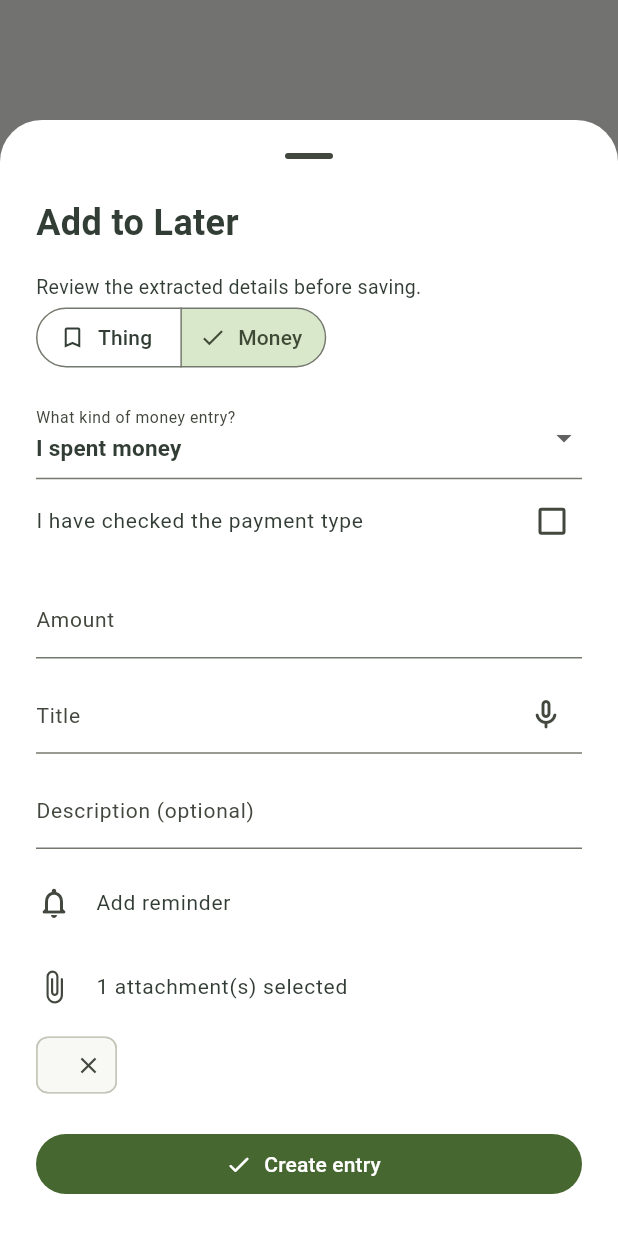
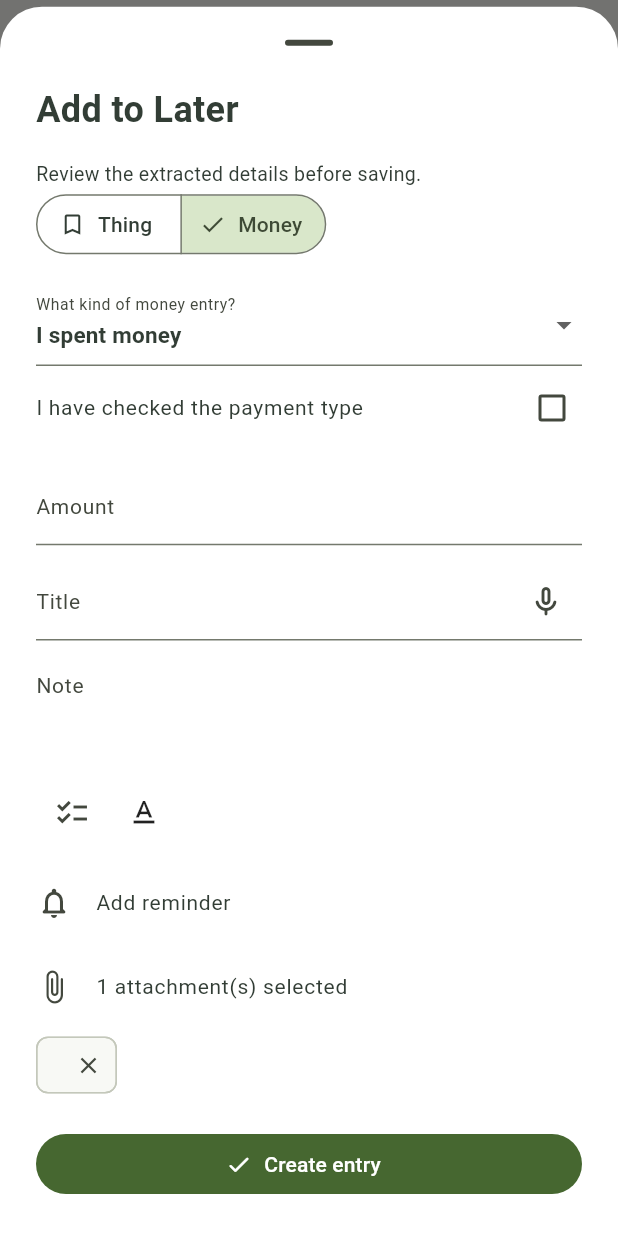
Before and after one commit to nani-samireddy/later, a Flutter app: what showAddEntrySheet() shows on an empty page, opened directly with empty values, on a phone screen of 412 x 824 dp. Run offline on Flutter 3.47's test engine with Material 3 defaults, Android fonts, the phone set to English and light mode, and no system bars; our stand-ins replace drift, drift_flutter, file_picker, flutter_local_notifications, flutter_timezone, image_picker and 2 more; missing offline and left inert: flutter_gemma, google_mlkit_text_recognition, receive_sharing_intent, record, sherpa_onnx; accounts and stored records are empty; generated files the repository leaves out were written again; Roboto replaces fonts that are missing (Arial).

Commit message:
feat(note-body-editor): enhance checklist functionality and integrate into various screens

```diff
--- a/lib/features/ai/presentation/local_ai_screen.dart
+++ b/lib/features/ai/presentation/local_ai_screen.dart
@@ -1,3 +1,5 @@
+import '../../../core/widgets/note_body_editor.dart';
+
 import 'package:flutter/material.dart';
 
 import '../../../core/ai/local_ai_service.dart';
@@ -156,11 +158,7 @@ class _LocalAiReviewState extends State<LocalAiReview> {
             keyboardType: const TextInputType.numberWithOptions(decimal: true),
             decoration: const InputDecoration(labelText: 'Amount'),
           ),
-          TextField(
-            controller: description,
-            maxLength: 1000,
-            decoration: const InputDecoration(labelText: 'Description'),
-          ),
+          NoteBodyEditor(controller: description, enabled: true, compact: true),
           if (error != null) Text(error!),
           FilledButton(
             onPressed: () {
--- a/lib/features/capture/presentation/add_entry_sheet.dart
+++ b/lib/features/capture/presentation/add_entry_sheet.dart
@@ -201,18 +201,11 @@ Future<void> showAddEntrySheet(
                   ),
                 ),
                 const SizedBox(height: 12),
-                if (kind == 'thing')
-                  NoteBodyEditor(controller: description, enabled: !saving)
-                else
-                  TextField(
-                    controller: description,
-                    enabled: !saving,
-                    minLines: 1,
-                    maxLines: 3,
-                    decoration: const InputDecoration(
-                      labelText: 'Description (optional)',
-                    ),
-                  ),
+                NoteBodyEditor(
+                  controller: description,
+                  enabled: !saving,
+                  compact: true,
+                ),
                 AnimatedBuilder(
                   animation: LocalAiService.instance,
                   builder: (context, _) =>
```
Also changed, not shown: lib/core/widgets/note_body_editor.dart (+30 -0 lines), lib/features/camera/presentation/camera_capture_dialog.dart (+4 -6 lines), lib/features/money/presentation/dialogs/edit_money_dialog.dart (+14 -5 lines), lib/features/money/presentation/money_detail_screen.dart (+4 -4 lines), 2 other files.
